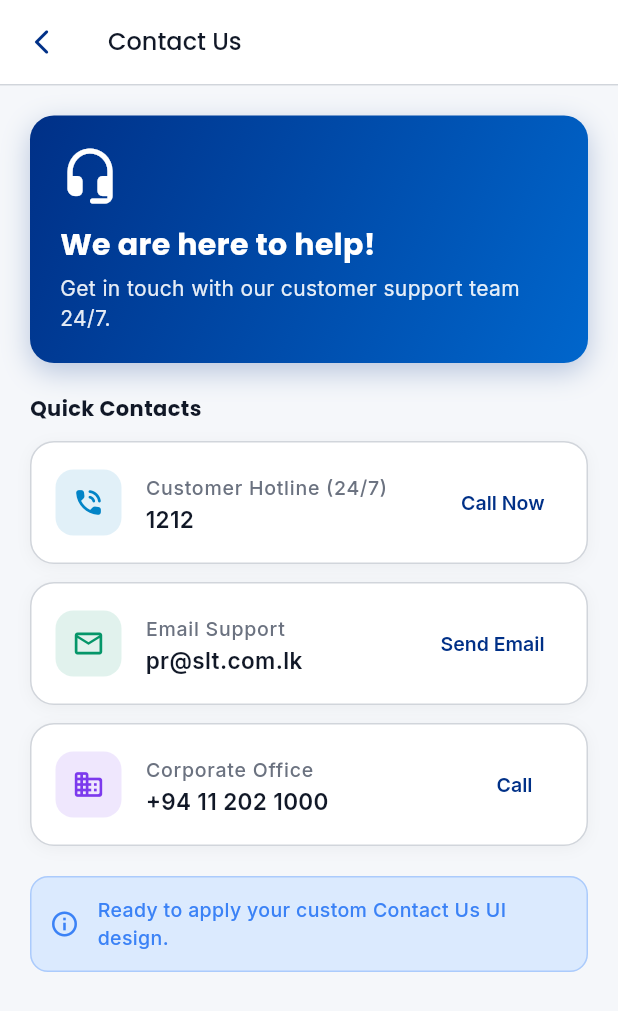
After one commit to myslt-app-2026/myslt_app_v2_2026, a Flutter app: the ContactUsPage screen opened by its route, on a phone screen of 412 x 824 dp. The commit adds this screen. Shown: the top 1011 px of the screen. Run offline on Flutter 3.47's test engine with Material 3 defaults, Android fonts, the phone set to English and light mode, and no system bars; drawn by our look-alikes of flutter_animate; our stand-ins replace carousel_slider, dio, easy_localization, fl_chart, flutter_riverpod, flutter_secure_storage and 7 more; accounts and stored records are empty.

Commit message:
create contact us icon

```diff
--- a/lib/core/router/app_router.dart
+++ b/lib/core/router/app_router.dart
@@ -30,6 +30,7 @@ import '../../features/more/presentation/pages/happy_day_page.dart';
 import '../../features/more/presentation/pages/report_fault_page.dart';
 import '../../features/more/presentation/pages/idd_services_page.dart';
 import '../../features/more/presentation/pages/location_services_page.dart';
+import '../../features/more/presentation/pages/contact_us_page.dart';
 import '../../features/settings/presentation/pages/settings_page.dart';
 import '../../features/settings/presentation/pages/language_page.dart';
 import '../widgets/main_shell.dart';
@@ -71,6 +72,7 @@ abstract final class AppRoutes {
   static const String reportFault = '/report-fault';
   static const String iddServices = '/idd-services';
   static const String locationServices = '/locations';
+  static const String contactUs = '/contact-us';
   static const String notifications = '/notifications';
   static const String promotionDetail = '/promotion/:id';
 }
@@ -321,6 +323,13 @@ final routerProvider = Provider<GoRouter>((ref) {
         ),
       ),
       GoRoute(
+        path: AppRoutes.contactUs,
+        pageBuilder: (context, state) => _slidePage(
+          state: state,
+          child: const ContactUsPage(),
+        ),
+      ),
+      GoRoute(
         path: AppRoutes.notifications,
         pageBuilder: (context, state) => _slidePage(
           state: state,
--- /dev/null
+++ b/lib/features/more/presentation/pages/contact_us_page.dart
@@ -0,0 +1,251 @@
+import 'package:flutter/material.dart';
+import 'package:flutter_animate/flutter_animate.dart';
+import 'package:go_router/go_router.dart';
+import 'package:google_fonts/google_fonts.dart';
+import '../../../../core/constants/app_colors.dart';
+import '../../../../core/constants/app_spacing.dart';
+import '../../../../core/constants/app_text_styles.dart';
+
+class ContactUsPage extends StatelessWidget {
+  const ContactUsPage({super.key});
+
+  @override
+  Widget build(BuildContext context) {
+    return Scaffold(
+      backgroundColor: AppColors.backgroundLight,
+      appBar: AppBar(
+        leading: IconButton(
+          icon: const Icon(Icons.arrow_back_ios_rounded, size: 20),
+          onPressed: () => context.pop(),
+        ),
+        title: Text('Contact Us', style: AppTextStyles.titleMedium),
+        backgroundColor: Colors.white,
+        surfaceTintColor: Colors.transparent,
+        elevation: 0,
+        bottom: PreferredSize(
+          preferredSize: const Size.fromHeight(1),
+          child: Container(color: AppColors.borderLight, height: 1),
+        ),
+      ),
+      body: SingleChildScrollView(
+        padding: const EdgeInsets.all(AppSpacing.pagePadding),
+        child: Column(
+          crossAxisAlignment: CrossAxisAlignment.start,
+          children: [
+            // Header card
+            Container(
+              width: double.infinity,
+              padding: const EdgeInsets.all(AppSpacing.xl),
+              decoration: BoxDecoration(
+                gradient: const LinearGradient(
+                  colors: [AppColors.primary, AppColors.accent],
+                  begin: Alignment.topLeft,
+                  end: Alignment.bottomRight,
+                ),
+                borderRadius: BorderRadius.circular(AppSpacing.cardRadius),
+                boxShadow: [
+                  BoxShadow(
+                    color: AppColors.primary.withValues(alpha: 0.25),
+                    blurRadius: 16,
+                    offset: const Offset(0, 6),
+                  ),
+                ],
+              ),
+              child: Column(
+                crossAxisAlignment: CrossAxisAlignment.start,
+                children: [
+                  const Icon(
+                    Icons.headset_mic_rounded,
+                    size: 40,
+                    color: Colors.white,
+                  ),
+                  const SizedBox(height: AppSpacing.md),
+                  Text(
+                    'We are here to help!',
+                    style: GoogleFonts.poppins(
+                      fontSize: 20,
+                      fontWeight: FontWeight.w700,
+                      color: Colors.white,
+                    ),
+                  ),
+                  const SizedBox(height: 4),
+                  Text(
+                    'Get in touch with our customer support team 24/7.',
+                    style: GoogleFonts.inter(
+                      fontSize: 14,
+                      color: Colors.white.withValues(alpha: 0.9),
+                    ),
+                  ),
+                ],
+              ),
+            ).animate().fadeIn(duration: 300.ms).slideY(begin: -0.1),
+
+            const SizedBox(height: AppSpacing.xl),
+
+            Text(
+              'Quick Contacts',
+              style: AppTextStyles.titleSmall.copyWith(
+                fontWeight: FontWeight.w700,
+                color: AppColors.textPrimary,
+              ),
+            ),
+            const SizedBox(height: AppSpacing.md),
+
+            // 1212 Hotline Card
+            _buildContactCard(
+              context: context,
+              icon: Icons.phone_in_talk_rounded,
+              iconColor: const Color(0xFF0284C7),
+              title: 'Customer Hotline (24/7)',
+              subtitle: '1212',
+              actionLabel: 'Call Now',
+              onTap: () {
+                ScaffoldMessenger.of(context).showSnackBar(
+                  const SnackBar(
+                    content: Text('Calling SLT Hotline 1212...'),
+                    backgroundColor: AppColors.primary,
+                  ),
+                );
+              },
+            ).animate().fadeIn(delay: 100.ms, duration: 300.ms),
+
+            const SizedBox(height: AppSpacing.md),
+
+            // Email Support Card
+            _buildContactCard(
+              context: context,
+              icon: Icons.email_outlined,
+              iconColor: const Color(0xFF059669),
+              title: 'Email Support',
+              subtitle: 'pr@slt.com.lk',
+              actionLabel: 'Send Email',
+              onTap: () {
+                ScaffoldMessenger.of(context).showSnackBar(
+                  const SnackBar(
+                    content: Text('Opening mail app for pr@slt.com.lk...'),
+                    backgroundColor: AppColors.primary,
+                  ),
+                );
+              },
+            ).animate().fadeIn(delay: 150.ms, duration: 300.ms),
+
+            const SizedBox(height: AppSpacing.md),
+
+            // Corporate Hotline Card
+            _buildContactCard(
+              context: context,
+              icon: Icons.business_rounded,
+              iconColor: const Color(0xFF7C3AED),
+              title: 'Corporate Office',
+              subtitle: '+94 11 202 1000',
+              actionLabel: 'Call',
+              onTap: () {
+                ScaffoldMessenger.of(context).showSnackBar(
+                  const SnackBar(
+                    content: Text('Calling +94 11 202 1000...'),
+                    backgroundColor: AppColors.primary,
+                  ),
+                );
+              },
+            ).animate().fadeIn(delay: 200.ms, duration: 300.ms),
+
+            const SizedBox(height: AppSpacing.xl),
+
+            // Notice badge
+            Container(
+              padding: const EdgeInsets.all(AppSpacing.md),
+              decoration: BoxDecoration(
+                color: AppColors.infoLight,
+                borderRadius: BorderRadius.circular(12),
+                border: Border.all(color: AppColors.info.withValues(alpha: 0.3)),
+              ),
+              child: Row(
+                children: [
+                  const Icon(Icons.info_outline, color: AppColors.info, size: 20),
+                  const SizedBox(width: AppSpacing.md),
+                  Expanded(
+                    child: Text(
+                      'Ready to apply your custom Contact Us UI design.',
+                      style: GoogleFonts.inter(
+                        fontSize: 13,
+                        color: AppColors.info,
+                        fontWeight: FontWeight.w500,
+                      ),
+                    ),
+                  ),
+                ],
+              ),
+            ).animate().fadeIn(delay: 250.ms, duration: 300.ms),
+          ],
+        ),
+      ),
+    );
+  }
+
+  Widget _buildContactCard({
+    required BuildContext context,
+    required IconData icon,
+    required Color iconColor,
+    required String title,
+    required String subtitle,
+    required String actionLabel,
+    required VoidCallback onTap,
+  }) {
+    return Container(
+      decoration: BoxDecoration(
+        color: Colors.white,
+        borderRadius: BorderRadius.circular(AppSpacing.cardRadius),
+        border: Border.all(color: AppColors.borderLight),
+        boxShadow: [
+          BoxShadow(
+            color: Colors.black.withValues(alpha: 0.04),
+            blurRadius: 8,
+            offset: const Offset(0, 2),
+          ),
+        ],
+      ),
+      child: ListTile(
+        contentPadding: const EdgeInsets.symmetric(
+          horizontal: AppSpacing.lg,
+          vertical: AppSpacing.xs,
+        ),
+        leading: Container(
+          width: 44,
+          height: 44,
+          decoration: BoxDecoration(
+            color: iconColor.withValues(alpha: 0.12),
+            borderRadius: BorderRadius.circular(12),
+          ),
+          child: Icon(icon, color: iconColor, size: 22),
+        ),
+        title: Text(
+          title,
+          style: GoogleFonts.inter(
+            fontSize: 13,
+            color: AppColors.textSecondary,
+            fontWeight: FontWeight.w500,
+          ),
+        ),
+        subtitle: Text(
+          subtitle,
+          style: GoogleFonts.inter(
+            fontSize: 15,
+            fontWeight: FontWeight.w600,
+            color: AppColors.textPrimary,
+          ),
+        ),
+        trailing: TextButton(
+          onPressed: onTap,
+          child: Text(
+            actionLabel,
+            style: GoogleFonts.inter(
+              fontSize: 13,
+              fontWeight: FontWeight.w600,
+              color: AppColors.primary,
+            ),
+          ),
+        ),
+      ),
+    );
+  }
+}
--- a/lib/features/more/presentation/pages/more_page.dart
+++ b/lib/features/more/presentation/pages/more_page.dart
@@ -30,6 +30,7 @@ class MorePage extends StatelessWidget {
     _MoreItem(label: 'Profile', icon: Icons.person_rounded, color: Color(0xFF003087), route: AppRoutes.profile),
     _MoreItem(label: 'Connections', icon: Icons.device_hub_rounded, color: Color(0xFF0066CC), route: AppRoutes.connections),
     _MoreItem(label: 'Settings', icon: Icons.settings_rounded, color: Color(0xFF6B7280), route: AppRoutes.settings),
+    _MoreItem(label: 'Contact Us', icon: Icons.headset_mic_rounded, color: Color(0xFF0284C7), route: AppRoutes.contactUs),
   ];
 
   @override
```
